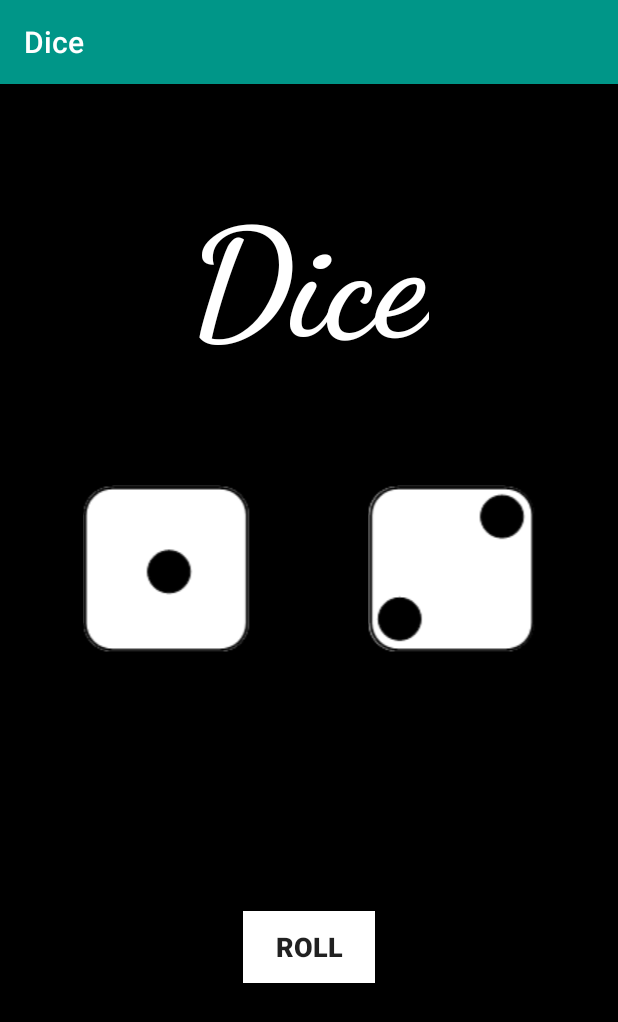
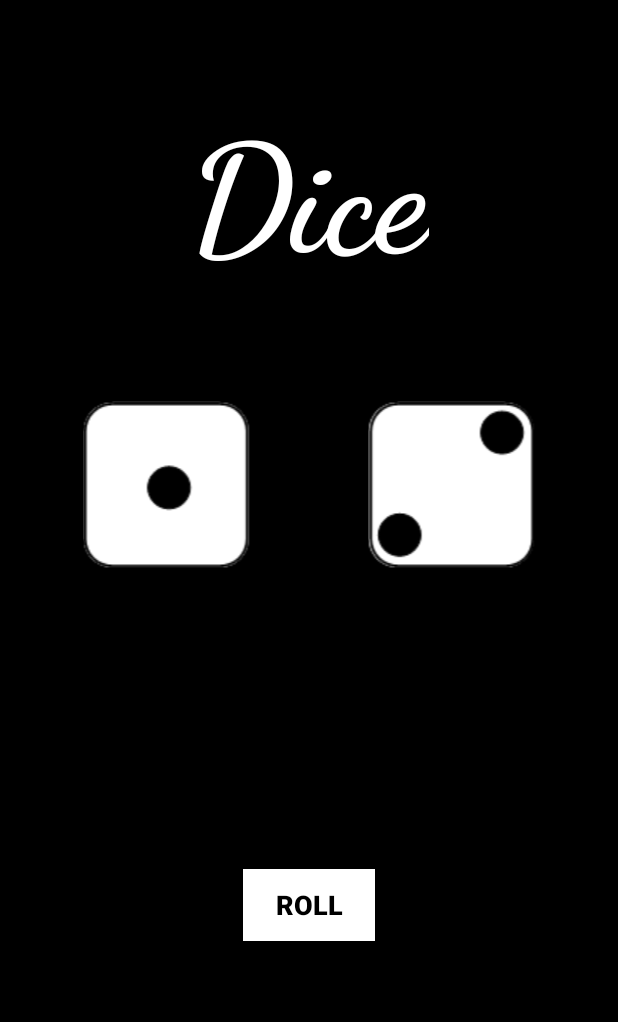
Before and after one commit to vishalhitech/Dice, an Android app: the screen it shows after launch (MainActivity), on a phone screen of 412 x 824 dp. Shown: the top 1022 px of the screen. Run offline under Robolectric (Android 15) with nearby library versions, the phone set to English and light mode, and no system bars.

Commit message:
Testing Completed.

```diff
--- a/app/src/main/res/layout/activity_main.xml
+++ b/app/src/main/res/layout/activity_main.xml
@@ -64,7 +64,7 @@
 
         <Button
             android:id="@+id/rollButton"
-            style="@style/ThemeOverlay.AppCompat.ActionBar"
+            style="@style/Widget.AppCompat.Button.Colored"
             android:layout_width="wrap_content"
             android:layout_height="wrap_content"
             android:layout_centerHorizontal="true"
@@ -72,6 +72,7 @@
             android:layout_weight="1"
             android:background="@android:color/background_light"
             android:text="@string/button_name"
+            android:textColor="@android:color/background_dark"
             android:textSize="18sp"
             android:textStyle="bold"
             tools:ignore="ObsoleteLayoutParam" />
--- a/app/src/main/res/values/styles.xml
+++ b/app/src/main/res/values/styles.xml
@@ -1,7 +1,7 @@
 <resources>
 
     <!-- Base application theme. -->
-    <style name="AppTheme" parent="Base.Theme.AppCompat.Light.DarkActionBar">
+    <style name="AppTheme" parent="Theme.AppCompat.NoActionBar">
         <!-- Customize your theme here. -->
         <item name="colorPrimary">@color/colorPrimary</item>
         <item name="colorPrimaryDark">@color/colorPrimaryDark</item>
```
